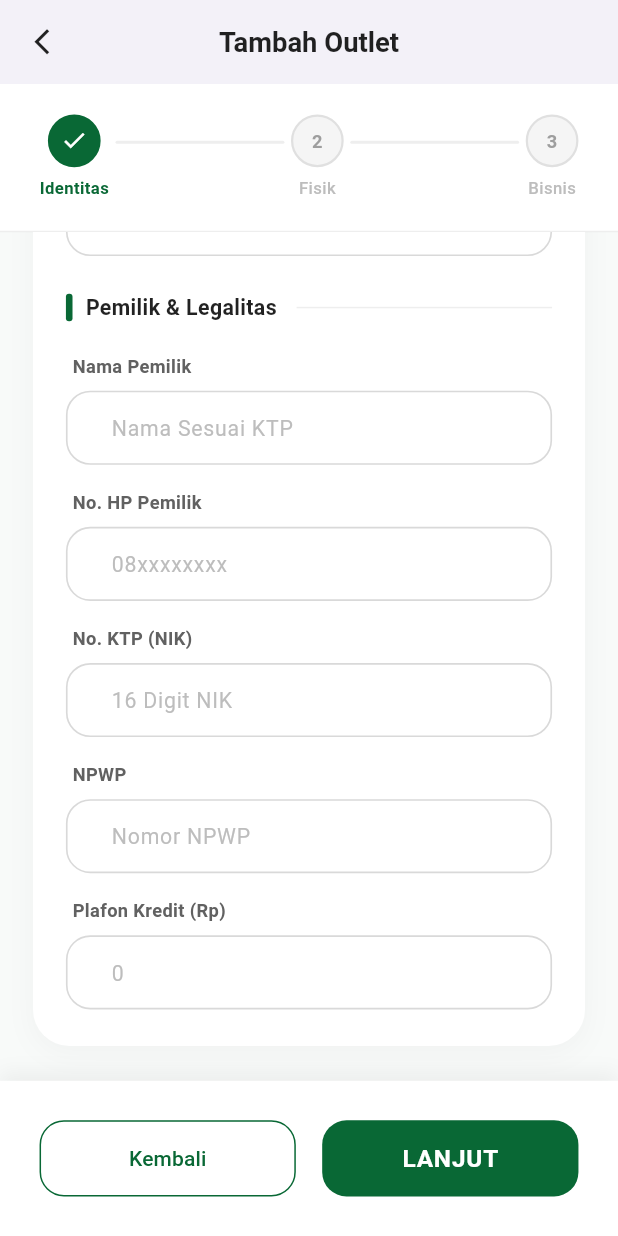
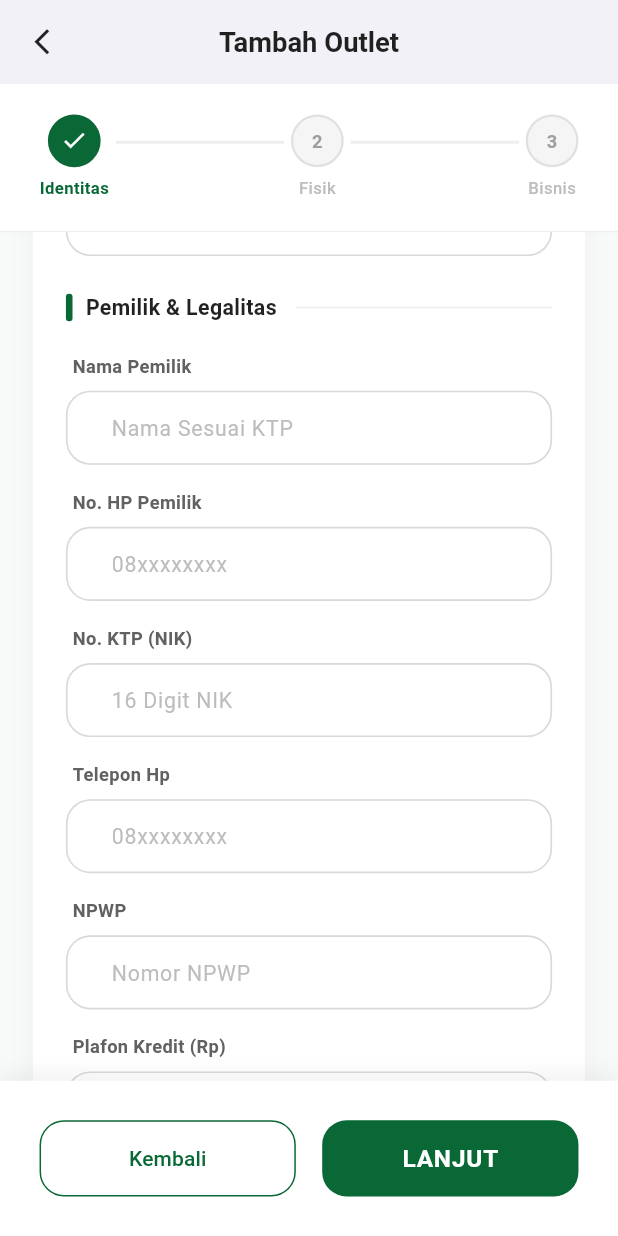
Before and after one commit to rizaldinata/sales-force-automation-mobile-app, a Flutter app: the AddOutletView screen opened directly, scrolled down 576 dp, on a phone screen of 412 x 824 dp. Run offline on Flutter 3.47's test engine with Material 3 defaults, Android fonts, the phone set to English and light mode, and no system bars; our stand-ins replace cached_network_image, device_info_plus, flutter_map, flutter_screenutil, geolocator, get and 2 more.

Commit message:
Feat(outlet): added cell phone column

```diff
--- a/lib/modules/outlet/controllers/add_outlet_controller.dart
+++ b/lib/modules/outlet/controllers/add_outlet_controller.dart
@@ -34,7 +34,7 @@ class AddOutletController extends GetxController {
   final ownerPhoneC = TextEditingController(); // HP Pemilik
 
   final ktpC = TextEditingController(); // KTP
-  final landlineC = TextEditingController(); // Telp Rumah/Kantor
+  final telephoneC = TextEditingController(); // Telp Rumah/Kantor
   final npwpC = TextEditingController(); // NPWP
   final plafonC = TextEditingController(); // Plafon Kredit
 
@@ -172,7 +172,7 @@ class AddOutletController extends GetxController {
     ownerC.dispose();
     ownerPhoneC.dispose();
     ktpC.dispose();
-    landlineC.dispose();
+    telephoneC.dispose();
     npwpC.dispose();
     plafonC.dispose();
     areaC.dispose();
--- a/lib/modules/outlet/views/add_outlet_view.dart
+++ b/lib/modules/outlet/views/add_outlet_view.dart
@@ -191,7 +191,7 @@ class AddOutletView extends StatelessWidget {
           _sectionDivider("Jenis dan Tipe Outlet"),
 
           CustomDropdown(
-            label: "Jenis & Tipe Outlet",
+            label: "Jenis",
             hint: "Pilih Jenis",
             items: controller.typeList,
             selectedValue: controller.typeC,
@@ -414,6 +414,14 @@ class AddOutletView extends StatelessWidget {
             controller: controller.ktpC,
             hintText: "16 Digit NIK",
             keyboardType: TextInputType.number,
+          ),
+          SizedBox(height: 16.h),
+
+          _inputLabel("Telepon Hp"),
+          PrimaryTextFormField(
+            controller: controller.telephoneC,
+            hintText: "08xxxxxxxx",
+            keyboardType: TextInputType.phone,
           ),
           SizedBox(height: 16.h),
 
```
